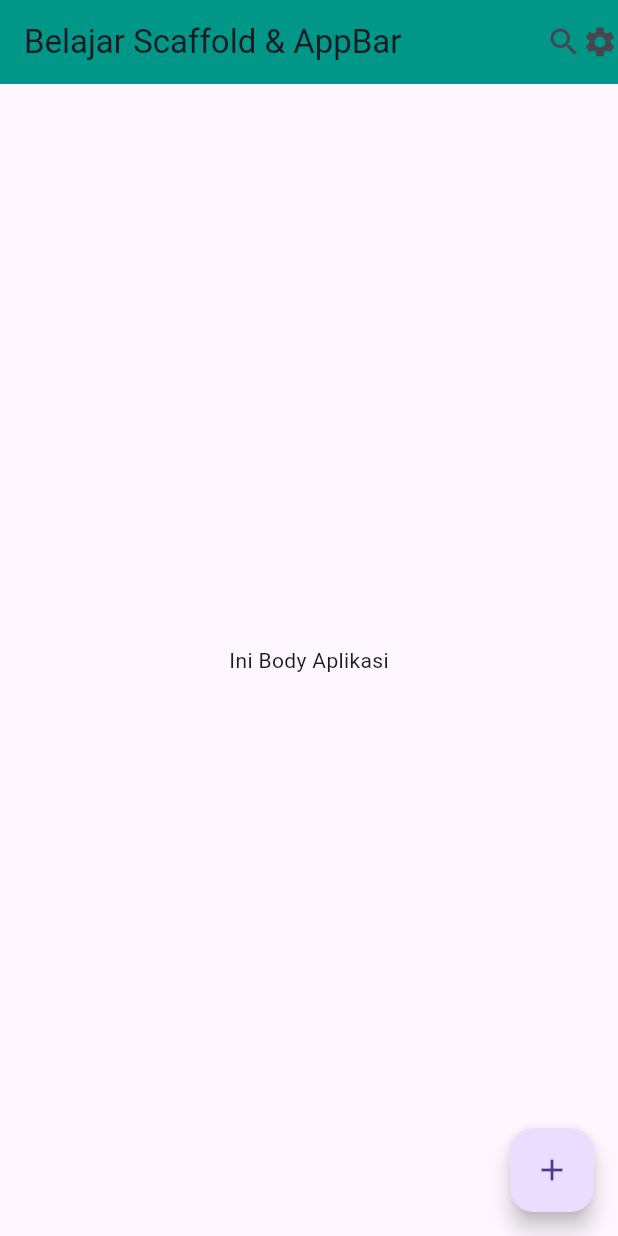
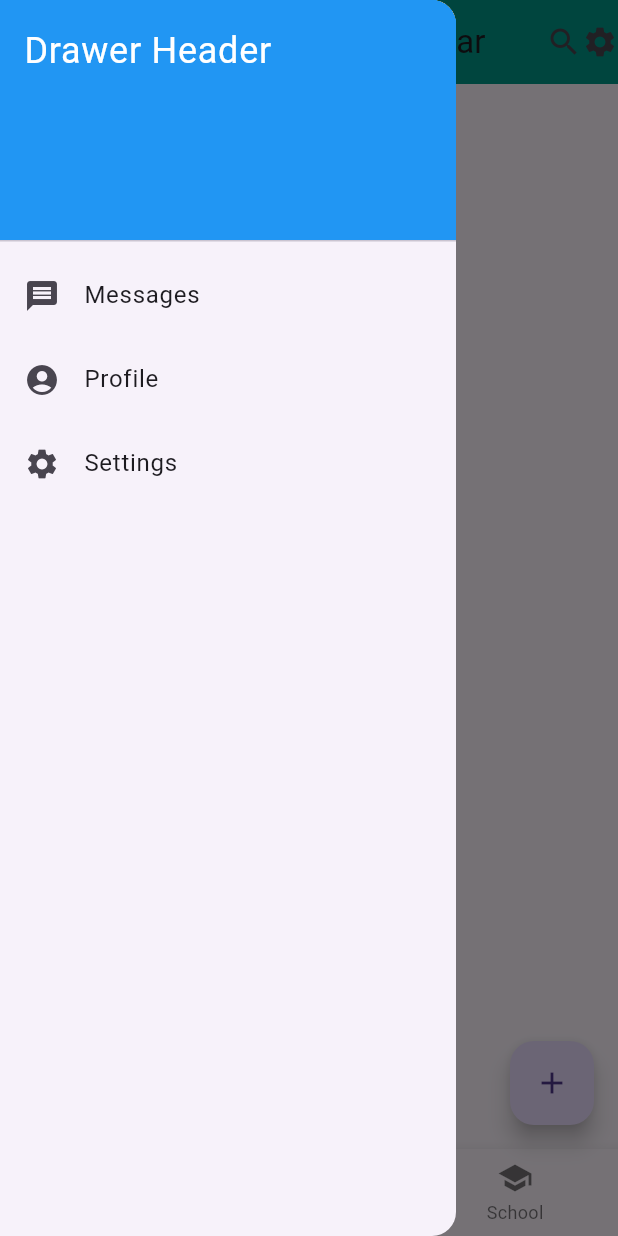
Before and after one commit to ZakiErlangga-Allister/Pertemuan6Mobile, a Flutter app: the screen it shows after launch, with the side drawer open (before the commit the screen has no drawer), on a phone screen of 412 x 824 dp. Run offline on Flutter 3.47's test engine with Material 3 defaults, Android fonts, the phone set to English and light mode, and no system bars.

Commit message:
Tugas dasar widget 2

```diff
--- a/pertemuan6/lib/main.dart
+++ b/pertemuan6/lib/main.dart
@@ -26,6 +26,42 @@ class MyApp extends StatelessWidget {
           onPressed: () {},
           child: const Icon(Icons.add),
         ),
+      drawer: Drawer(
+  child: ListView(
+    padding: EdgeInsets.zero,
+    children: const <Widget>[
+      DrawerHeader(
+        decoration: BoxDecoration(color: Colors.blue),
+        child: Text(
+          'Drawer Header',
+          style: TextStyle(color: Colors.white, fontSize: 24),
+        ),
+      ),
+      ListTile(
+        leading: Icon(Icons.message),
+        title: Text('Messages'),
+      ),
+      ListTile(
+        leading: Icon(Icons.account_circle),
+        title: Text('Profile'),
+      ),
+      ListTile(
+        leading: Icon(Icons.settings),
+        title: Text('Settings'),
+      ),
+    ],
+  ),
+),
+  bottomNavigationBar: BottomNavigationBar(
+    items: const <BottomNavigationBarItem> [
+      BottomNavigationBarItem(icon: Icon(Icons.home), label: 'Home'),
+      BottomNavigationBarItem(
+        icon: Icon(Icons.business),
+        label: 'Business',
+      ),
+      BottomNavigationBarItem(icon: Icon(Icons.school), label: 'School'),
+    ],
+  ),
       ),
     );
   }
```
